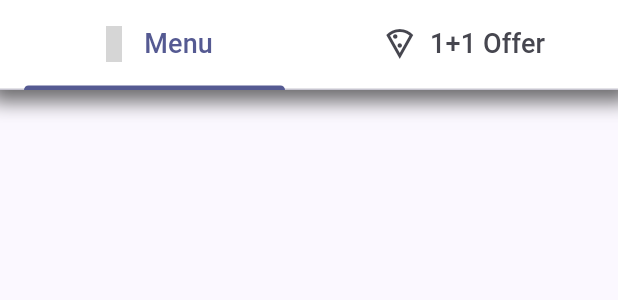
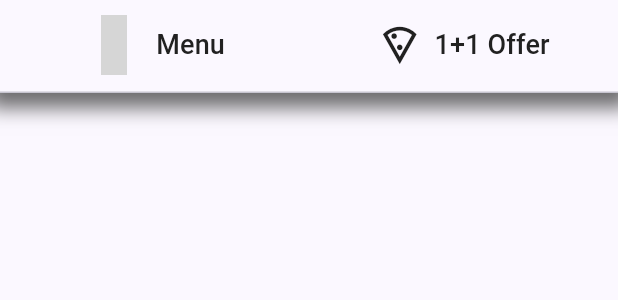
Before and after one commit to yashgupta110/dominos, a Flutter app: the Dtabbar widget shown alone on an empty page, opened directly, on a phone screen of 412 x 824 dp. Shown: the top 300 px of the screen. Run offline on Flutter 3.47's test engine with Material 3 defaults, Android fonts, the phone set to English and light mode, and no system bars; our stand-ins replace fluttericon; missing offline and left inert: icons_flutter; network calls fail; grey boxes are pictures that could not be loaded.

Commit message:
dominos homepage

```diff
--- a/lib/Widgets/appbar.dart
+++ /dev/null
@@ -1,84 +0,0 @@
-import 'package:flutter/material.dart';
-import 'package:icons_flutter/icons_flutter.dart';
-
-class Dtabbar extends StatefulWidget {
-  const Dtabbar({super.key});
-
-  @override
-  State<StatefulWidget> createState() {
-    return _Dtabbar();
-  }
-}
-
-class _Dtabbar extends State<Dtabbar> with TickerProviderStateMixin {
-  late TabController _tabController;
-
-  @override
-  void initState() {
-    super.initState();
-    _tabController = TabController(length: 2, vsync: this);
-  }
-
-  @override
-  void dispose() {
-    _tabController.dispose();
-    super.dispose();
-  }
-
-  @override
-  Widget build(BuildContext context) {
-    return Container(
-      height: 60,
-      decoration: BoxDecoration(
-        color: Colors.white,
-        boxShadow: [
-          BoxShadow(
-            color: Colors.grey[850]!.withOpacity(0.7),
-            spreadRadius: 8,
-            blurRadius: 10,
-            offset: const Offset(1, 0),
-          ),
-        ],
-      ),
-      child: TabBar(
-        controller: _tabController,
-        splashFactory: InkRipple.splashFactory,
-        tabAlignment: TabAlignment.fill,
-        tabs: const <Widget>[
-          Tab(
-            child: Row(
-              mainAxisAlignment: MainAxisAlignment.center,
-              children: <Widget>[
-                Icon(FlutterIcons.md_menu_ion),
-                SizedBox(width: 8), // You can adjust this value as needed
-                Text(
-                  'Menu',
-                  style: TextStyle(
-                    fontSize: 18,
-                  ),
-                ),
-              ],
-            ),
-          ),
-          Tab(
-            child: Row(
-              mainAxisAlignment: MainAxisAlignment.center,
-              children: <Widget>[
-                Icon(
-                  Icons.local_pizza_outlined,
-                ),
-                SizedBox(width: 8), // You can adjust this value as needed
-                Text(
-                  '1+1 Offer',
-                  style: TextStyle(
-                    fontSize: 18,
-                  ),
-                ),
-              ],
-            ),
-          ),
-        ],
-      ),
-    );
-  }
-}
--- /dev/null
+++ b/lib/Widgets/homepage/appbar.dart
@@ -0,0 +1,95 @@
+import 'package:flutter/material.dart';
+import 'package:icons_flutter/icons_flutter.dart';
+
+class Dtabbar extends StatefulWidget {
+  const Dtabbar({super.key});
+
+  @override
+  State<StatefulWidget> createState() {
+    return _Dtabbar();
+  }
+}
+
+class _Dtabbar extends State<Dtabbar> with TickerProviderStateMixin {
+  late TabController _tabController;
+
+  @override
+  void initState() {
+    super.initState();
+    _tabController = TabController(length: 2, vsync: this);
+  }
+
+  @override
+  void dispose() {
+    _tabController.dispose();
+    super.dispose();
+  }
+
+  @override
+  Widget build(BuildContext context) {
+    return Container(
+      decoration: BoxDecoration(
+        color: Colors.white,
+        boxShadow: [
+          BoxShadow(
+            color: Colors.grey[850]!.withOpacity(0.7),
+            spreadRadius: 8,
+            blurRadius: 10,
+            offset: const Offset(0, 2),
+          ),
+        ],
+      ),
+      child: Material(
+        child: TabBar(
+          controller: _tabController,
+          splashFactory: InkRipple.splashFactory,
+          indicatorSize: TabBarIndicatorSize.tab,
+          indicator: const BoxDecoration(),
+          labelColor: Colors.grey[900],
+          unselectedLabelColor: Colors.grey[900],
+          tabAlignment: TabAlignment.fill,
+          tabs: const <Widget>[
+            SizedBox(
+              height: 60,
+              child: Tab(
+                child: Row(
+                  crossAxisAlignment: CrossAxisAlignment.center,
+                  mainAxisAlignment: MainAxisAlignment.center,
+                  children: <Widget>[
+                    Icon(FlutterIcons.md_menu_ion, size: 40),
+                    SizedBox(width: 8), // You can adjust this value as needed
+                    Text(
+                      'Menu',
+                      style: TextStyle(
+                        fontSize: 18,
+                      ),
+                    ),
+                  ],
+                ),
+              ),
+            ),
+            SizedBox(
+              height: 60,
+              child: Tab(
+                child: Row(
+                  crossAxisAlignment: CrossAxisAlignment.center,
+                  mainAxisAlignment: MainAxisAlignment.center,
+                  children: <Widget>[
+                    Icon(Icons.local_pizza_outlined, size: 30),
+                    SizedBox(width: 8), // You can adjust this value as needed
+                    Text(
+                      '1+1 Offer',
+                      style: TextStyle(
+                        fontSize: 18,
+                      ),
+                    ),
+                  ],
+                ),
+              ),
+            ),
+          ],
+        ),
+      ),
+    );
+  }
+}
--- a/lib/Widgets/bestseller.dart
+++ b/lib/Widgets/homepage/bestseller.dart
@@ -1,6 +1,7 @@
-import 'package:dominos/Widgets/bestsellerlist.dart';
 import 'package:flutter/material.dart';
 import 'package:icons_flutter/icons_flutter.dart';
+
+import 'package:dominos/Widgets/homepage/bestsellerlist.dart';
 
 class Bestseller extends StatelessWidget {
   const Bestseller({super.key});
--- a/lib/Widgets/home_menu.dart
+++ b/lib/Widgets/homepage/home_menu.dart
@@ -1,6 +1,6 @@
-import 'package:dominos/Widgets/bestseller.dart';
-import 'package:dominos/Widgets/offers.dart';
-import 'package:dominos/Widgets/segmentbutton.dart';
+import 'package:dominos/Widgets/homepage/bestseller.dart';
+import 'package:dominos/Widgets/homepage/offers.dart';
+import 'package:dominos/Widgets/homepage/segmentbutton.dart';
 import 'package:dominos/data/appbar_data.dart';
 import 'package:flutter/material.dart';
 
--- a/lib/Widgets/segmentbutton.dart
+++ b/lib/Widgets/homepage/segmentbutton.dart
@@ -16,11 +16,11 @@ class _OrderTypeState extends State<OrderType> {
   Widget build(BuildContext context) {
     return CupertinoSlidingSegmentedControl<int>(
       thumbColor: const Color.fromRGBO(46, 46, 46, 1),
-      // padding: const EdgeInsets.symmetric(horizontal: 10, vertical: 10),
+      padding: const EdgeInsets.only(left: 10, right: 10, ),
       backgroundColor: Colors.grey[200]!,
       children: <int, Widget>{
         0: SizedBox(
-          height:50 ,
+          height: 50,
           child: Column(
             mainAxisAlignment: MainAxisAlignment.center,
             children: [
```
Also changed, not shown: lib/Widgets/homepage/bestsellerlist.dart (renamed from lib/Widgets/bestsellerList.dart, +3 -40 lines), lib/Widgets/homepage/topseller.dart (added, +58 -0 lines), lib/screens/home.dart (+4 -6 lines), lib/Widgets/homepage/offers.dart (renamed from lib/Widgets/offers.dart), lib/Widgets/homepage/overImageData.dart (renamed from lib/Widgets/overImageData.dart).
